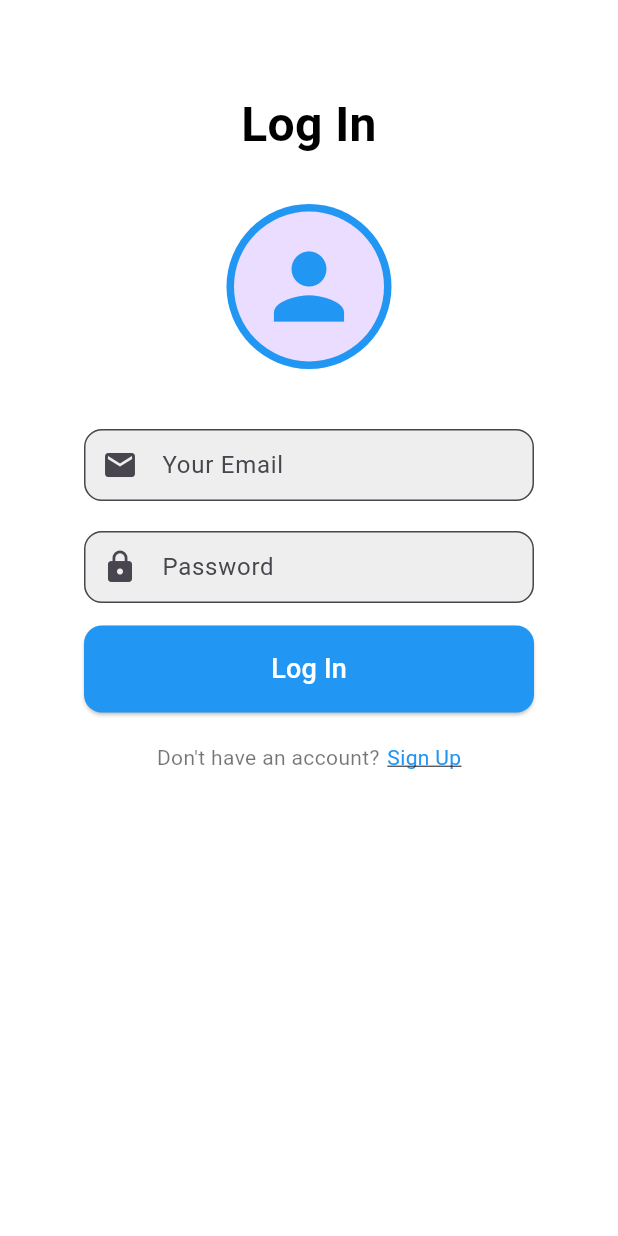
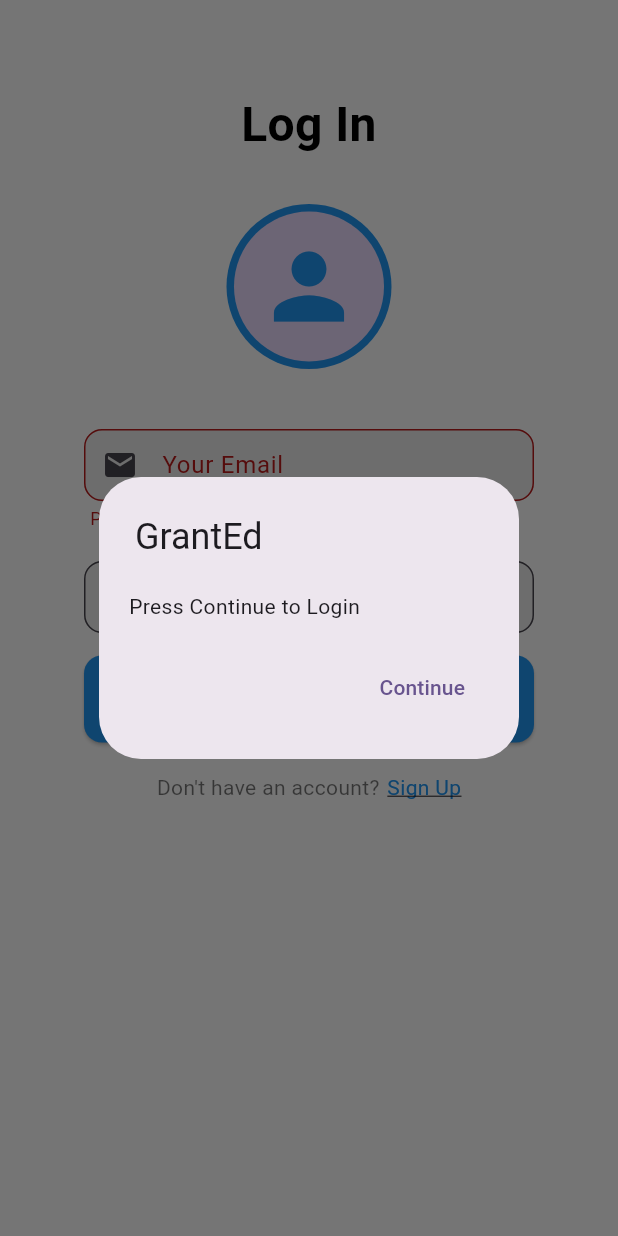
Before and after one commit to EiduLuise/cc206-scholarship_application, a Flutter app: the LogIn screen opened directly, after a tap on "Log In", on a phone screen of 412 x 824 dp. Run offline on Flutter 3.47's test engine with Material 3 defaults, Android fonts, the phone set to English and light mode, and no system bars.

Commit message:
Login page update may validate kag dialog

```diff
--- a/cc206_scholarship_application/lib/features/log_in_page.dart
+++ b/cc206_scholarship_application/lib/features/log_in_page.dart
@@ -1,14 +1,13 @@
 import 'package:flutter/material.dart';
 
+final _formKey = GlobalKey<FormState>();
 
 void main() {
   runApp(const LogInPage());
 }
 
-
 class LogInPage extends StatelessWidget {
   const LogInPage({super.key});
-
 
   @override
   Widget build(BuildContext context) {
@@ -17,13 +16,23 @@ class LogInPage extends StatelessWidget {
       theme: ThemeData(
         primarySwatch: Colors.blue,
       ),
-      home: LogIn(),
+      home: const LogIn(),
     );
   }
 }
 
+class LogIn extends StatelessWidget {
+  const LogIn({super.key});
 
-class LogIn extends StatelessWidget {
+  String? validateEmail(String? email) {
+    RegExp emailRegex = RegExp(r'^[\w\.-]+@[\w-]+\.\w{2,3}(\.\w{2,3})?$');
+    final isEmailValid = emailRegex.hasMatch(email ?? '');
+    if (!isEmailValid) {
+      return 'Please enter a valid email';
+    }
+    return null;
+  }
+
   @override
   Widget build(BuildContext context) {
     return Scaffold(
@@ -31,6 +40,8 @@ class LogIn extends StatelessWidget {
       body: SingleChildScrollView(
         child: Padding(
           padding: const EdgeInsets.symmetric(horizontal: 24.0, vertical: 60.0),
+          child: Form(
+            key: _formKey,
             child: Column(
               crossAxisAlignment: CrossAxisAlignment.center,
               children: [
@@ -56,7 +67,11 @@ class LogIn extends StatelessWidget {
                       backgroundColor: Colors.blue,
                       child: CircleAvatar(
                         radius: 50,
-                      child: Icon(Icons.person, size: 70, color: Colors.blue,),
+                        child: Icon(
+                          Icons.person,
+                          size: 70,
+                          color: Colors.blue,
+                        ),
                       ),
                     ),
                   ],
@@ -64,35 +79,36 @@ class LogIn extends StatelessWidget {
 
                 const SizedBox(height: 40),
 
-
                 // Email input field
                 SizedBox(
                   width: 300, // Adjust width as needed
-                child: TextField(
+                  child: TextFormField(
                     decoration: InputDecoration(
                       labelText: 'Your Email',
                       prefixIcon: const Icon(Icons.email),
-                    contentPadding: const EdgeInsets.symmetric(vertical: 8.0), // Adjust height
+                      contentPadding: const EdgeInsets.symmetric(
+                          vertical: 8.0), // Adjust height
                       border: OutlineInputBorder(
                         borderRadius: BorderRadius.circular(12),
                       ),
                       filled: true,
                       fillColor: Colors.grey[200],
                     ),
+                    validator: validateEmail,
                   ),
                 ),
                 const SizedBox(height: 20),
 
-
                 // Password input field
                 SizedBox(
                   width: 300, // Adjust width as needed
-                child: TextField(
+                  child: TextFormField(
                     obscureText: true,
                     decoration: InputDecoration(
                       labelText: 'Password',
                       prefixIcon: const Icon(Icons.lock),
-                    contentPadding: const EdgeInsets.symmetric(vertical: 8.0), // Adjust height
+                      contentPadding: const EdgeInsets.symmetric(
+                          vertical: 8.0), // Adjust height
                       border: OutlineInputBorder(
                         borderRadius: BorderRadius.circular(12),
                       ),
@@ -103,19 +119,32 @@ class LogIn extends StatelessWidget {
                 ),
                 const SizedBox(height: 10),
 
-
-
-
-              const SizedBox(height:5),
-
+                const SizedBox(height: 5),
 
                 // Sign Up button with same width as the text fields
                 SizedBox(
                   width: 300, // Adjust width as needed
                   child: ElevatedButton(
-                  onPressed: () {},
+                    onPressed: () {
+                      _formKey.currentState!.validate();
+                      showDialog(
+                        context: context,
+                        builder: (context) => AlertDialog(
+                          actions: [
+                            TextButton(
+                                onPressed: () {
+                                  Navigator.of(context).pop();
+                                },
+                                child: const Text('Continue')),
+                          ],
+                          title: const Text('GrantEd'),
+                          contentPadding: const EdgeInsets.all(20.0),
+                          content: const Text('Press Continue to Login'),
+                        ),
+                      );
+                    },
                     style: ElevatedButton.styleFrom(
-                    padding: EdgeInsets.symmetric(vertical: 16),
+                      padding: const EdgeInsets.symmetric(vertical: 16),
                       shape: RoundedRectangleBorder(
                         borderRadius: BorderRadius.circular(12),
                       ),
@@ -134,7 +163,6 @@ class LogIn extends StatelessWidget {
                 ),
                 const SizedBox(height: 20),
 
-
                 // Already have an account? Log in
                 Row(
                   mainAxisAlignment: MainAxisAlignment.center,
@@ -148,7 +176,7 @@ class LogIn extends StatelessWidget {
                       onTap: () {
                         // Navigate to Log in page
                       },
-                    child: Text(
+                      child: const Text(
                         "Sign Up",
                         style: TextStyle(
                           color: Colors.blue,
@@ -162,6 +190,7 @@ class LogIn extends StatelessWidget {
             ),
           ),
         ),
+      ),
     );
   }
 }
--- a/cc206_scholarship_application/lib/main.dart
+++ b/cc206_scholarship_application/lib/main.dart
@@ -1,6 +1,5 @@
 import 'package:flutter/material.dart';
 import 'features/log_in_page.dart';
-
 
 void main() {
   runApp(const MyApp());
@@ -33,7 +32,7 @@
         colorScheme: ColorScheme.fromSeed(seedColor: Colors.deepPurple),
         useMaterial3: true,
       ),
-      home: LogInPage(),
+      home: const LogInPage(),
     );
   }
 }
```
Lines whose indentation alone changed are shown as unchanged.
